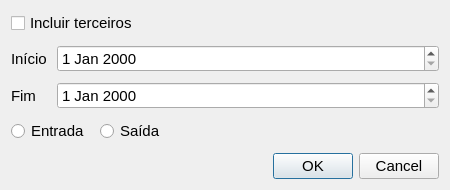
Before: the Qt Designer form FinancesApp/src/ui/DashParamsForm.ui in iagoofelipe/Finances, drawn with Qt 5.
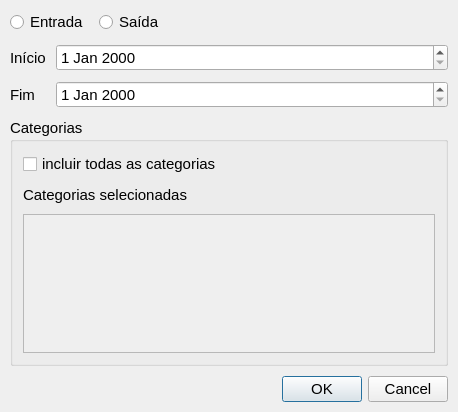
After: the same form once the commit is applied.

The edit to the form file:
```diff
--- a/FinancesApp/src/ui/DashParamsForm.ui
+++ b/FinancesApp/src/ui/DashParamsForm.ui
@@ -6,8 +6,8 @@
    <rect>
     <x>0</x>
     <y>0</y>
-    <width>450</width>
-    <height>186</height>
+    <width>458</width>
+    <height>412</height>
    </rect>
   </property>
   <property name="font">
@@ -19,44 +19,81 @@
   <property name="windowTitle">
    <string>Parâmetros do Dashboard</string>
   </property>
-  <layout class="QFormLayout" name="formLayout">
-   <property name="horizontalSpacing">
+  <layout class="QGridLayout" name="gridLayout" columnstretch="0,1">
+   <property name="leftMargin">
     <number>10</number>
    </property>
-   <property name="verticalSpacing">
+   <property name="topMargin">
     <number>10</number>
    </property>
-   <item row="1" column="0">
-    <widget class="QLabel" name="label">
-     <property name="text">
-      <string>Início</string>
-     </property>
-    </widget>
-   </item>
-   <item row="1" column="1">
-    <widget class="QDateEdit" name="dtStart"/>
-   </item>
-   <item row="2" column="0">
-    <widget class="QLabel" name="label_2">
-     <property name="text">
-      <string>Fim</string>
-     </property>
-    </widget>
-   </item>
-   <item row="2" column="1">
-    <widget class="QDateEdit" name="dtEnd"/>
-   </item>
+   <property name="rightMargin">
+    <number>10</number>
+   </property>
+   <property name="bottomMargin">
+    <number>10</number>
+   </property>
+   <property name="spacing">
+    <number>10</number>
+   </property>
    <item row="4" column="0" colspan="2">
-    <widget class="QDialogButtonBox" name="buttonBox">
-     <property name="orientation">
-      <enum>Qt::Horizontal</enum>
+    <widget class="QGroupBox" name="groupBox">
+     <property name="title">
+      <string>Categorias</string>
      </property>
-     <property name="standardButtons">
-      <set>QDialogButtonBox::Cancel|QDialogButtonBox::Ok</set>
-     </property>
+     <layout class="QVBoxLayout" name="verticalLayout">
+      <property name="spacing">
+       <number>10</number>
+      </property>
+      <property name="leftMargin">
+       <number>10</number>
+      </property>
+      <property name="topMargin">
+       <number>10</number>
+      </property>
+      <property name="rightMargin">
+       <number>10</number>
+      </property>
+      <property name="bottomMargin">
+       <number>10</number>
+      </property>
+      <item>
+       <widget class="QCheckBox" name="cbCatAll">
+        <property name="text">
+         <string>incluir todas as categorias</string>
+        </property>
+        <property name="tristate">
+         <bool>false</bool>
+        </property>
+       </widget>
+      </item>
+      <item>
+       <widget class="QLabel" name="label_3">
+        <property name="text">
+         <string>Categorias selecionadas</string>
+        </property>
+       </widget>
+      </item>
+      <item>
+       <widget class="QScrollArea" name="scrollArea">
+        <property name="widgetResizable">
+         <bool>true</bool>
+        </property>
+        <widget class="QWidget" name="widCategories">
+         <property name="geometry">
+          <rect>
+           <x>0</x>
+           <y>0</y>
+           <width>414</width>
+           <height>140</height>
+          </rect>
+         </property>
+        </widget>
+       </widget>
+      </item>
+     </layout>
     </widget>
    </item>
-   <item row="3" column="0" colspan="2">
+   <item row="0" column="0" colspan="2">
     <widget class="QWidget" name="widget_3" native="true">
      <layout class="QHBoxLayout" name="horizontalLayout_2">
       <property name="spacing">
@@ -104,10 +141,33 @@
      </layout>
     </widget>
    </item>
-   <item row="0" column="0" colspan="2">
-    <widget class="QCheckBox" name="cbThird">
+   <item row="2" column="1">
+    <widget class="QDateEdit" name="dtEnd"/>
+   </item>
+   <item row="1" column="1">
+    <widget class="QDateEdit" name="dtStart"/>
+   </item>
+   <item row="2" column="0">
+    <widget class="QLabel" name="label_2">
      <property name="text">
-      <string>Incluir terceiros</string>
+      <string>Fim</string>
+     </property>
+    </widget>
+   </item>
+   <item row="7" column="0" colspan="2">
+    <widget class="QDialogButtonBox" name="buttonBox">
+     <property name="orientation">
+      <enum>Qt::Horizontal</enum>
+     </property>
+     <property name="standardButtons">
+      <set>QDialogButtonBox::Cancel|QDialogButtonBox::Ok</set>
+     </property>
+    </widget>
+   </item>
+   <item row="1" column="0">
+    <widget class="QLabel" name="label">
+     <property name="text">
+      <string>Início</string>
      </property>
     </widget>
    </item>
```
